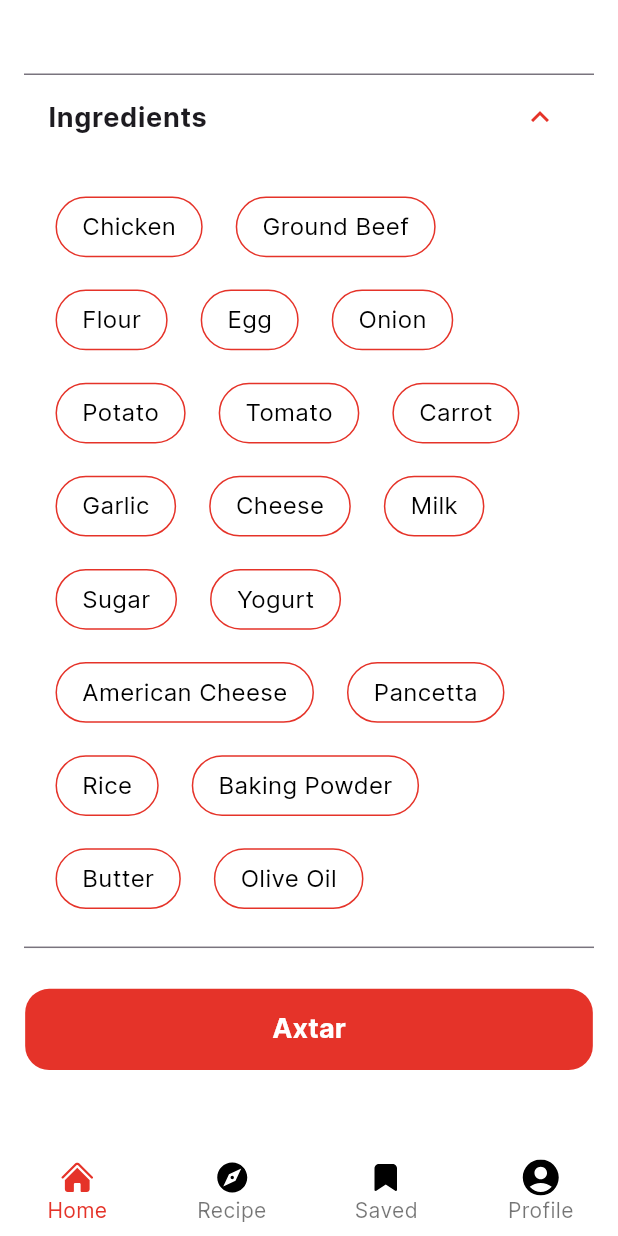
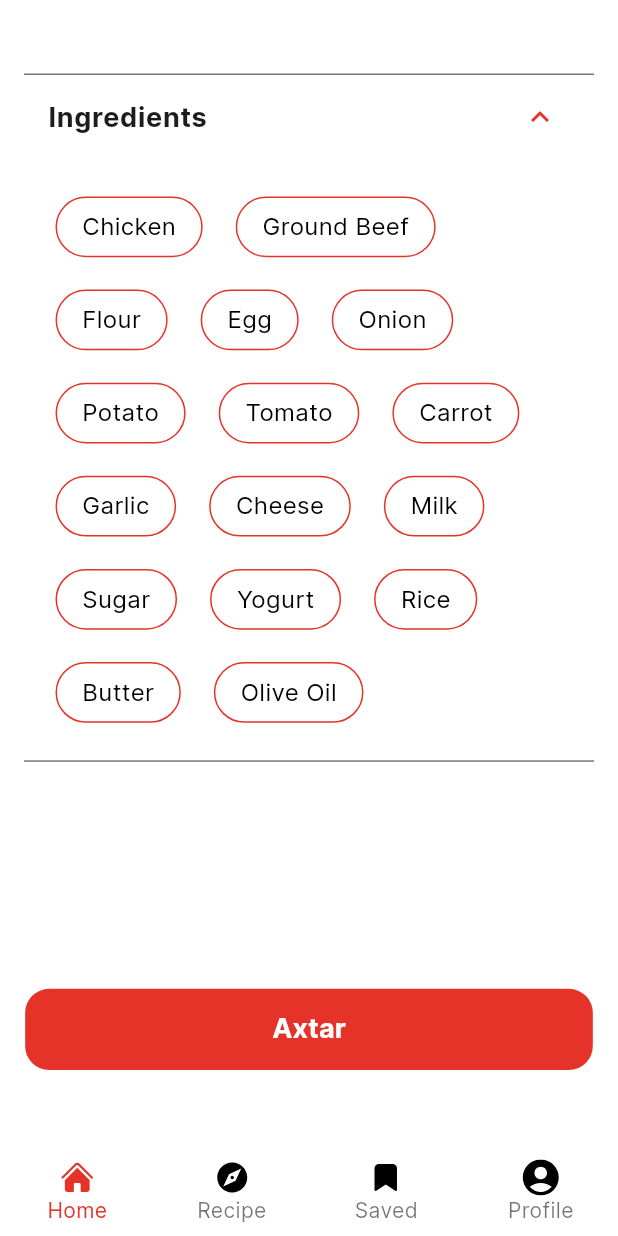
Before and after one commit to seyyar95/FoodHolbie, a Flutter app: the HomeView screen opened by its route, on a phone screen of 412 x 824 dp. Run offline on Flutter 3.47's test engine with Material 3 defaults, Android fonts, the phone set to English and light mode, and no system bars; our stand-ins replace auto_route, bloc, dio, equatable, flutter_bloc, flutter_screenutil and 4 more; accounts and stored records are empty; generated files the repository leaves out were written again.

Commit message:
Ingredients numbers decreased

```diff
--- a/lib/src/features/recipes/presentation/view/home_view.dart
+++ b/lib/src/features/recipes/presentation/view/home_view.dart
@@ -57,10 +57,7 @@ class _HomeViewState extends State<HomeView> {
       'Milk',
       'Sugar',
       'Yogurt',
-      'American Cheese',
-      'Pancetta',
       'Rice',
-      'Baking Powder',
       'Butter',
       'Olive Oil',
     ];
```
